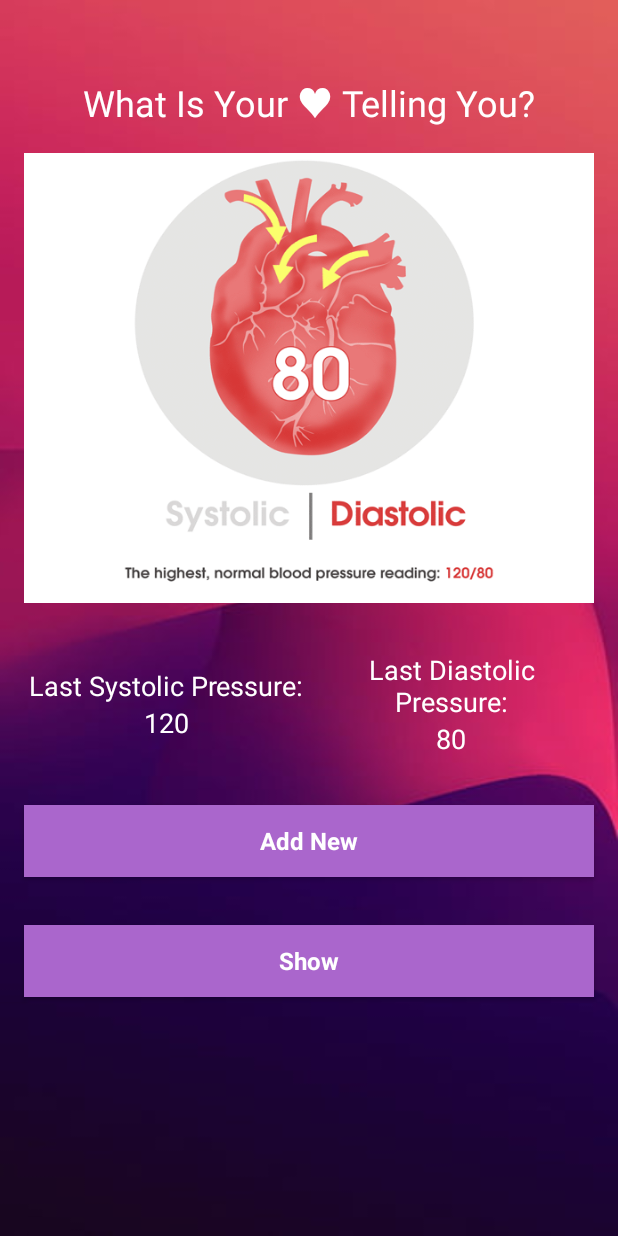
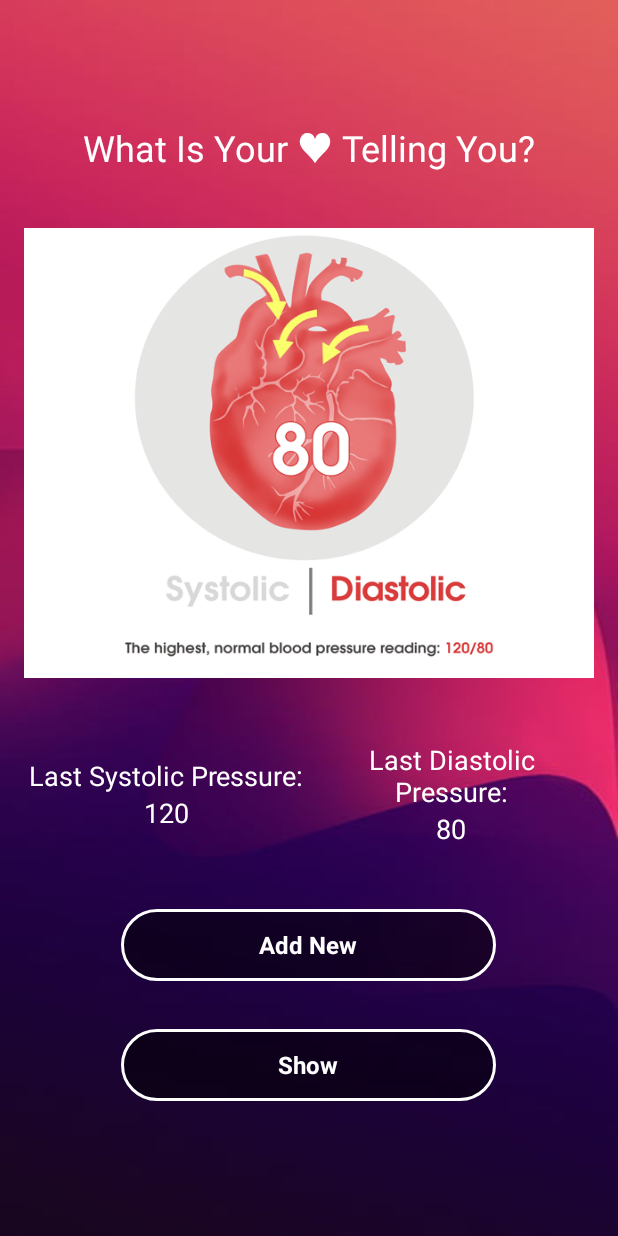
Before and after one commit to Raha111/Rhythm-Guard, an Android app: the HomeActivity screen opened directly, with no data from a screen before it, on a phone screen of 412 x 824 dp. Run offline under Robolectric (Android 15) with nearby library versions, the phone set to English and light mode, and no system bars; our stand-ins replace Firebase (no records; nobody signed in at launch, a user with empty details on screens opened directly).

Commit message:
ui design change

```diff
--- a/app/src/main/java/com/example/rhythym_guard/MainAdapter.java
+++ b/app/src/main/java/com/example/rhythym_guard/MainAdapter.java
@@ -51,7 +51,7 @@ public class MainAdapter extends FirebaseRecyclerAdapter<MainModel,MainAdapter.m
             public void onClick(View view) {
                 final DialogPlus dialogPlus = DialogPlus.newDialog(holder.rate1.getContext())
                         .setContentHolder(new ViewHolder(R.layout.update_popup))
-                        .setExpanded(true, 1400)
+                        .setExpanded(true, 1600)
                         .create();
 
                 View view1 = dialogPlus.getHolderView();
--- a/app/src/main/res/layout/activity_home.xml
+++ b/app/src/main/res/layout/activity_home.xml
@@ -1,10 +1,11 @@
 <?xml version="1.0" encoding="utf-8"?>
-<RelativeLayout xmlns:android="http://schemas.android.com/apk/res/android"
+<LinearLayout xmlns:android="http://schemas.android.com/apk/res/android"
     xmlns:app="http://schemas.android.com/apk/res-auto"
     xmlns:tools="http://schemas.android.com/tools"
     android:layout_width="match_parent"
     android:layout_height="match_parent"
     android:background="@drawable/background"
+    android:orientation="vertical"
     android:id="@+id/home"
     >
 
@@ -13,7 +14,8 @@
         android:layout_width="wrap_content"
         android:layout_height="wrap_content"
         android:layout_centerHorizontal="true"
-        android:layout_marginTop="50dp"
+        android:layout_gravity="center"
+        android:layout_marginTop="80dp"
         android:text="What Is Your ♥ Telling You?"
         android:textColor="@android:color/white"
         android:textSize="24sp" />
@@ -23,6 +25,8 @@
         android:layout_width="match_parent"
         android:layout_height="332dp"
         android:layout_below="@id/titleTextView"
+        android:layout_marginTop="20dp"
+        android:layout_marginBottom="10dp"
         android:padding="16dp"
         android:scaleType="fitXY"
         android:src="@drawable/blood_pressure_graph" />
@@ -91,30 +95,44 @@
         </LinearLayout>
 
     </LinearLayout>
+    <LinearLayout
+        android:layout_width="match_parent"
+        android:layout_height="match_parent"
+        android:orientation="vertical">
 
 
         <Button
             android:id="@+id/button5"
-        android:layout_width="match_parent"
+            android:layout_width="250dp"
             android:layout_height="wrap_content"
             android:layout_below="@id/dataLayout"
-        android:layout_margin="16dp"
+            android:layout_gravity="center"
+            android:layout_marginStart="16dp"
+            android:layout_marginTop="25dp"
+            android:layout_marginEnd="16dp"
+            android:layout_marginBottom="16dp"
+            android:background="@drawable/input_bg"
+
+            android:gravity="center"
             android:padding="12dp"
             android:text="Add New"
-        android:textColor="@android:color/white"
-        android:background="@android:color/holo_purple"
-        android:textAppearance="@style/CustomButtonStyle" />
+            android:textAppearance="@style/CustomButtonStyle"
+            android:textColor="@android:color/white" />
 
         <Button
             android:id="@+id/button3"
-        android:layout_width="match_parent"
+            android:layout_width="250dp"
             android:layout_height="wrap_content"
             android:layout_below="@id/button5"
-        android:layout_margin="16dp"
+            android:layout_gravity="center"
+            android:layout_marginStart="16dp"
+            android:layout_marginTop="16dp"
+            android:layout_marginEnd="16dp"
+            android:layout_marginBottom="16dp"
+            android:background="@drawable/input_bg"
             android:padding="12dp"
             android:text="Show"
             android:textAppearance="@style/CustomButtonStyle"
-        android:background="@android:color/holo_purple"
             android:textColor="@android:color/white" />
-
-</RelativeLayout>
+    </LinearLayout>
+</LinearLayout>
```
Also changed, not shown: app/src/main/res/layout/activity_add.xml (+17 -9 lines), app/src/main/res/layout/activity_main2.xml (+5 -7 lines), app/src/main/res/layout/main_item.xml (+69 -61 lines), app/src/main/res/layout/update_popup.xml (+35 -15 lines). Lines whose indentation alone changed are shown as unchanged.
